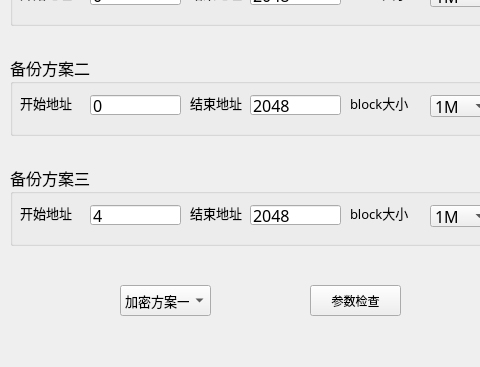
Qt form xmlEdit/mainwindow.ui (godvmxi/mobile) before a commit; both pictures show x 0 to 480 and y 142 to 509 of the 831 by 509 pixel window.
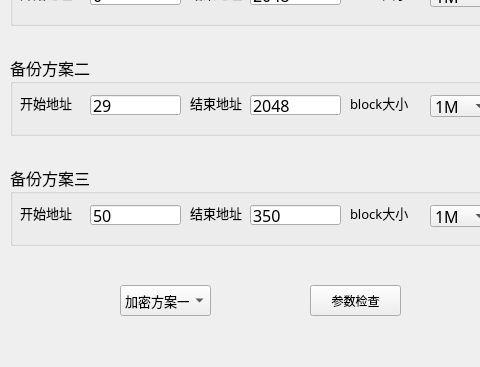
The same form after that commit.

What changed in the file:
```diff
--- a/xmlEdit/mainwindow.ui
+++ b/xmlEdit/mainwindow.ui
@@ -363,7 +363,7 @@
       </rect>
      </property>
      <property name="text">
-      <string>0</string>
+      <string>29</string>
      </property>
     </widget>
     <widget class="QLineEdit" name="lineEdit_stop_plan_2">
@@ -629,7 +629,7 @@
       </rect>
      </property>
      <property name="text">
-      <string>4</string>
+      <string>50</string>
      </property>
     </widget>
     <widget class="QLineEdit" name="lineEdit_stop_plan_3">
@@ -642,7 +642,7 @@
       </rect>
      </property>
      <property name="text">
-      <string>2048</string>
+      <string>350</string>
      </property>
     </widget>
     <widget class="QLabel" name="label_7">
```
